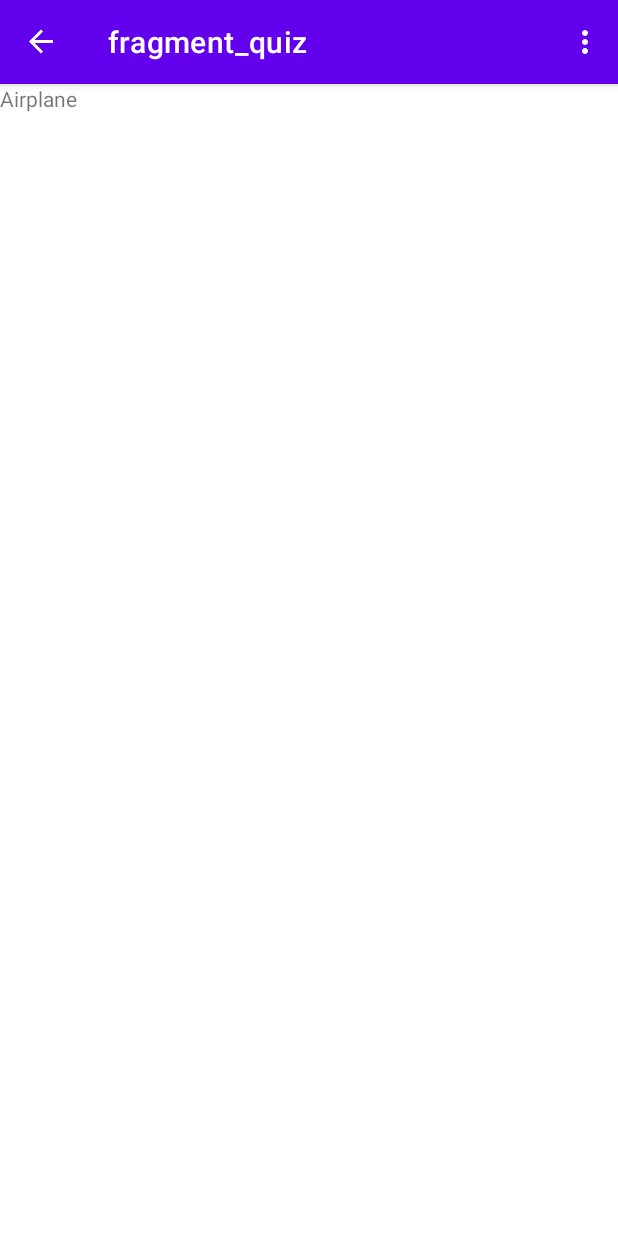
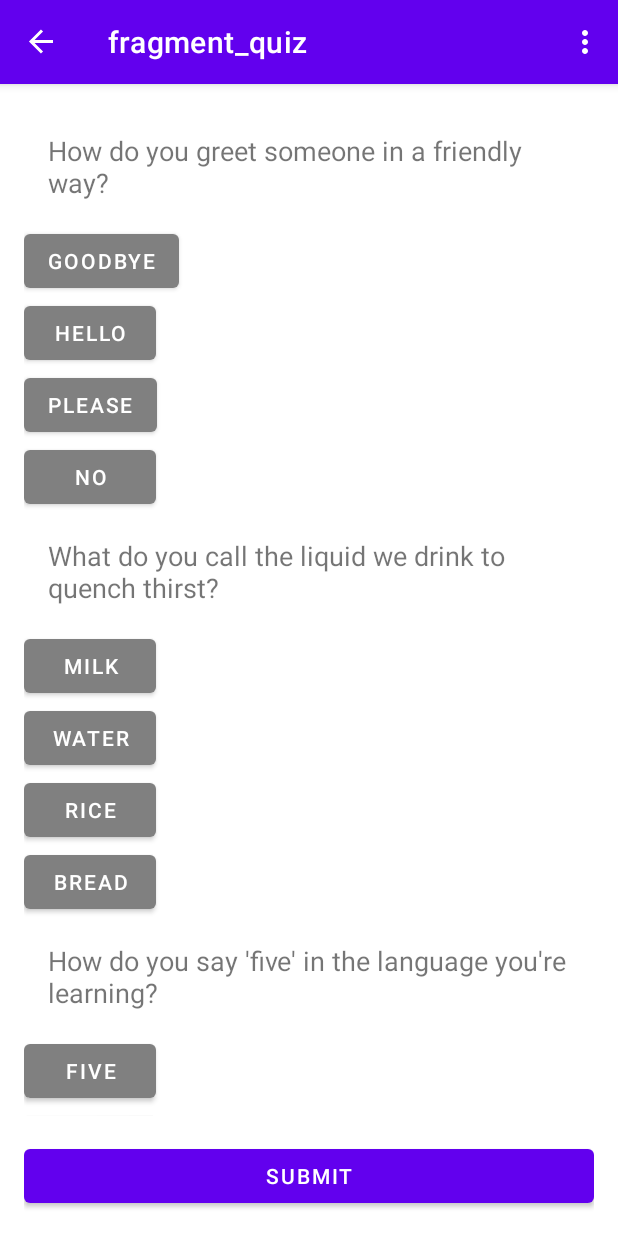
Before and after one commit to charlizeaponte/SEOWeek4, an Android app: the quizFragment screen opened through its navigation route, on a phone screen of 412 x 824 dp. Run offline under Robolectric (Android 15) with nearby library versions, the phone set to English and light mode, and no system bars; our stand-ins replace navigation-ui.

Commit message:
"Added Quiz"

```diff
--- /dev/null
+++ b/app/src/main/java/edu/quinnipiac/seoweek4/QuizAdapter.kt
@@ -0,0 +1,67 @@
+package edu.quinnipiac.seoweek4
+
+import android.view.LayoutInflater
+import android.view.View
+import android.view.ViewGroup
+import android.widget.Button
+import android.widget.TextView
+import androidx.core.content.ContextCompat
+import androidx.recyclerview.widget.RecyclerView
+
+class QuizAdapter(private val quizQuestions: List<QuizQuestion>) :
+    RecyclerView.Adapter<QuizAdapter.QuizViewHolder>() {
+
+    inner class QuizViewHolder(itemView: View) : RecyclerView.ViewHolder(itemView) {
+        val questionText: TextView = itemView.findViewById(R.id.questionTextView)
+        val optionButtonA: Button = itemView.findViewById(R.id.optionButtonA)
+        val optionButtonB: Button = itemView.findViewById(R.id.optionButtonB)
+        val optionButtonC: Button = itemView.findViewById(R.id.optionButtonC)
+        val optionButtonD: Button = itemView.findViewById(R.id.optionButtonD)
+    }
+
+    override fun onCreateViewHolder(parent: ViewGroup, viewType: Int): QuizViewHolder {
+        val itemView = LayoutInflater.from(parent.context)
+            .inflate(R.layout.quiz_item, parent, false)
+        return QuizViewHolder(itemView)
+    }
+
+    override fun onBindViewHolder(holder: QuizViewHolder, position: Int) {
+        val currentQuestion = quizQuestions[position]
+        holder.questionText.text = currentQuestion.question
+        holder.optionButtonA.text = currentQuestion.optionA
+        holder.optionButtonB.text = currentQuestion.optionB
+        holder.optionButtonC.text = currentQuestion.optionC
+        holder.optionButtonD.text = currentQuestion.optionD
+
+        // Set click listeners for option buttons
+        holder.optionButtonA.setOnClickListener {
+            currentQuestion.selectedAnswer = currentQuestion.optionA
+            notifyItemChanged(position)
+        }
+        holder.optionButtonB.setOnClickListener {
+            currentQuestion.selectedAnswer = currentQuestion.optionB
+            notifyItemChanged(position)
+        }
+        holder.optionButtonC.setOnClickListener {
+            currentQuestion.selectedAnswer = currentQuestion.optionC
+            notifyItemChanged(position)
+        }
+        holder.optionButtonD.setOnClickListener {
+            currentQuestion.selectedAnswer = currentQuestion.optionD
+            notifyItemChanged(position)
+        }
+
+        // Highlight selected answer
+          val selectedColor = ContextCompat.getColor(holder.itemView.context, R.color.selected_answer)
+        val defaultColor = ContextCompat.getColor(holder.itemView.context, R.color.default_answer)
+
+        holder.optionButtonA.setBackgroundColor(if (currentQuestion.selectedAnswer == currentQuestion.optionA) selectedColor else defaultColor)
+        holder.optionButtonB.setBackgroundColor(if (currentQuestion.selectedAnswer == currentQuestion.optionB) selectedColor else defaultColor)
+        holder.optionButtonC.setBackgroundColor(if (currentQuestion.selectedAnswer == currentQuestion.optionC) selectedColor else defaultColor)
+        holder.optionButtonD.setBackgroundColor(if (currentQuestion.selectedAnswer == currentQuestion.optionD) selectedColor else defaultColor)
+    }
+
+    override fun getItemCount(): Int {
+        return quizQuestions.size
+    }
+}
--- /dev/null
+++ b/app/src/main/java/edu/quinnipiac/seoweek4/QuizQuestion.kt
@@ -0,0 +1,11 @@
+package edu.quinnipiac.seoweek4
+
+data class QuizQuestion(
+    val question: String,
+    val optionA: String,
+    val optionB: String,
+    val optionC: String,
+    val optionD: String,
+    val correctAnswer: String,
+    var selectedAnswer: String? = null
+)
--- a/app/src/main/java/edu/quinnipiac/seoweek4/quizFragment.kt
+++ b/app/src/main/java/edu/quinnipiac/seoweek4/quizFragment.kt
@@ -5,55 +5,93 @@ import androidx.fragment.app.Fragment
 import android.view.LayoutInflater
 import android.view.View
 import android.view.ViewGroup
+import android.widget.Button
+import android.widget.Toast
+import androidx.recyclerview.widget.LinearLayoutManager
+import androidx.recyclerview.widget.RecyclerView
 
-// TODO: Rename parameter arguments, choose names that match
-// the fragment initialization parameters, e.g. ARG_ITEM_NUMBER
-private const val ARG_PARAM1 = "param1"
-private const val ARG_PARAM2 = "param2"
+class quizFragment : Fragment() {
 
-/**
- * A simple [Fragment] subclass.
- * Use the [quizFragment.newInstance] factory method to
- * create an instance of this fragment.
- */
-class quizFragment : Fragment() {
-    // TODO: Rename and change types of parameters
-    private var param1: String? = null
-    private var param2: String? = null
-
-    override fun onCreate(savedInstanceState: Bundle?) {
-        super.onCreate(savedInstanceState)
-        arguments?.let {
-            param1 = it.getString(ARG_PARAM1)
-            param2 = it.getString(ARG_PARAM2)
-        }
-    }
+    private lateinit var recyclerView: RecyclerView
+    private lateinit var submitButton: Button
+    private lateinit var quizAdapter: QuizAdapter
 
     override fun onCreateView(
         inflater: LayoutInflater, container: ViewGroup?,
         savedInstanceState: Bundle?
     ): View? {
-        // Inflate the layout for this fragment
-        return inflater.inflate(R.layout.fragment_quiz, container, false)
+        val rootView = inflater.inflate(R.layout.fragment_quiz, container, false)
+        initViews(rootView)
+        return rootView
     }
 
-    companion object {
-        /**
-         * Use this factory method to create a new instance of
-         * this fragment using the provided parameters.
-         *
-         * @param param1 Parameter 1.
-         * @param param2 Parameter 2.
-         * @return A new instance of fragment quizFragment.
-         */
-        // TODO: Rename and change types and number of parameters
-        @JvmStatic
-        fun newInstance(param1: String, param2: String) =
-            quizFragment().apply {
-                arguments = Bundle().apply {
-                    putString(ARG_PARAM1, param1)
-                    putString(ARG_PARAM2, param2)
-                }
+    private fun initViews(rootView: View) {
+        recyclerView = rootView.findViewById(R.id.recyclerView)
+        submitButton = rootView.findViewById(R.id.submitButton)
+
+
+        val quizQuestions = listOf(
+            QuizQuestion(
+                "How do you greet someone in a friendly way?",
+                getString(R.string.translated_goodbye),
+                getString(R.string.translated_hello),
+                getString(R.string.translated_please),
+                getString(R.string.translated_no),
+                getString(R.string.translated_hello) // Correct answer
+            ),
+            QuizQuestion(
+                "What do you call the liquid we drink to quench thirst?",
+                getString(R.string.translated_milk),
+                getString(R.string.translated_water),
+                getString(R.string.translated_rice),
+                getString(R.string.translated_bread),
+                getString(R.string.translated_water) // Correct answer
+            ),
+            QuizQuestion(
+                "How do you say 'five' in the language you're learning?",
+                getString(R.string.translated_five),
+                getString(R.string.translated_two),
+                getString(R.string.translated_three),
+                getString(R.string.translated_ten),
+                getString(R.string.translated_five) // Correct answer
+            ),
+            QuizQuestion(
+                "What do you call a vehicle with two wheels that people pedal?",
+                getString(R.string.translated_car),
+                getString(R.string.translated_bus),
+                getString(R.string.translated_bicycle),
+                getString(R.string.translated_airplane),
+                getString(R.string.translated_bicycle) // Correct answer
+            ),
+            QuizQuestion(
+                "How do you express gratitude?",
+                getString(R.string.translated_please),
+                getString(R.string.translated_thank_you),
+                getString(R.string.translated_sorry),
+                getString(R.string.translated_yes),
+                getString(R.string.translated_thank_you) // Correct answer
+            )
+        )
+
+        // Initialize RecyclerView and set adapter
+        quizAdapter = QuizAdapter(quizQuestions)
+        recyclerView.adapter = quizAdapter
+        recyclerView.layoutManager = LinearLayoutManager(context)
+
+        // Set click listener for submit button
+        submitButton.setOnClickListener {
+            calculateScore(quizQuestions)
+        }
+    }
+
+    private fun calculateScore(quizQuestions: List<QuizQuestion>) {
+        var score = 0
+        for (question in quizQuestions) {
+            if (question.selectedAnswer == question.correctAnswer) {
+                score++
             }
+        }
+        // Display the score
+        Toast.makeText(context, "Your score is $score out of ${quizQuestions.size}", Toast.LENGTH_LONG).show()
     }
 }
--- a/app/src/main/res/layout/fragment_quiz.xml
+++ b/app/src/main/res/layout/fragment_quiz.xml
@@ -1,15 +1,20 @@
 <?xml version="1.0" encoding="utf-8"?>
-<FrameLayout xmlns:android="http://schemas.android.com/apk/res/android"
-    xmlns:tools="http://schemas.android.com/tools"
+<LinearLayout xmlns:android="http://schemas.android.com/apk/res/android"
     android:layout_width="match_parent"
     android:layout_height="match_parent"
-    android:id="@+id/quizFragment"
-    tools:context=".quizFragment">
+    android:orientation="vertical"
+    android:padding="16dp">
 
-    <!-- TODO: Update blank fragment layout -->
-    <TextView
+    <androidx.recyclerview.widget.RecyclerView
+        android:id="@+id/recyclerView"
         android:layout_width="match_parent"
-        android:layout_height="match_parent"
-        android:text="@string/translated_airplane" />
+        android:layout_height="0dp"
+        android:layout_weight="1"/>
 
-</FrameLayout>
+    <Button
+        android:id="@+id/submitButton"
+        android:layout_width="match_parent"
+        android:layout_height="wrap_content"
+        android:text="@string/submit_button_text"
+        android:layout_marginTop="16dp"/>
+</LinearLayout>
--- /dev/null
+++ b/app/src/main/res/layout/quiz_item.xml
@@ -0,0 +1,34 @@
+<?xml version="1.0" encoding="utf-8"?>
+<LinearLayout xmlns:android="http://schemas.android.com/apk/res/android"
+    android:layout_width="match_parent"
+    android:layout_height="wrap_content"
+    android:orientation="vertical">
+
+    <TextView
+        android:id="@+id/questionTextView"
+        android:layout_width="match_parent"
+        android:layout_height="wrap_content"
+        android:textSize="18sp"
+        android:padding="16dp"/>
+
+    <Button
+        android:id="@+id/optionButtonA"
+        android:layout_width="wrap_content"
+        android:layout_height="wrap_content"/>
+
+    <Button
+        android:id="@+id/optionButtonB"
+        android:layout_width="wrap_content"
+        android:layout_height="wrap_content"/>
+
+    <Button
+        android:id="@+id/optionButtonC"
+        android:layout_width="wrap_content"
+        android:layout_height="wrap_content"/>
+
+    <Button
+        android:id="@+id/optionButtonD"
+        android:layout_width="wrap_content"
+        android:layout_height="wrap_content"/>
+
+</LinearLayout>
--- a/app/src/main/res/navigation/nav_graph.xml
+++ b/app/src/main/res/navigation/nav_graph.xml
@@ -44,12 +44,19 @@
         <action
             android:id="@+id/action_learnFragment_to_detailFragment"
             app:destination="@id/detailFragment" />
+        <action
+            android:id="@+id/action_learnFragment_to_dashboardFragment"
+            app:destination="@id/dashboardFragment" />
     </fragment>
     <fragment
         android:id="@+id/quizFragment"
         android:name="edu.quinnipiac.seoweek4.quizFragment"
         android:label="fragment_quiz"
-        tools:layout="@layout/fragment_quiz" />
+        tools:layout="@layout/fragment_quiz" >
+        <action
+            android:id="@+id/action_quizFragment_to_dashboardFragment"
+            app:destination="@id/dashboardFragment" />
+    </fragment>
     <fragment
         android:id="@+id/loginFragment"
         android:name="edu.quinnipiac.seoweek4.loginFragment"
@@ -61,5 +68,9 @@
     <fragment
         android:id="@+id/detailFragment"
         android:name="edu.quinnipiac.seoweek4.detailFragment"
-        android:label="detailFragment" />
+        android:label="detailFragment" >
+        <action
+            android:id="@+id/action_detailFragment_to_learnFragment"
+            app:destination="@id/learnFragment" />
+    </fragment>
 </navigation>
--- a/app/src/main/res/values/colors.xml
+++ b/app/src/main/res/values/colors.xml
@@ -5,4 +5,6 @@
     <color name="purple_200">#FFBB86FC</color>
     <color name="purple_500">#FF6200EE</color>
     <color name="purple_700">#FF3700B3</color>
+    <color name="selected_answer">#007AFF</color>
+    <color name="default_answer">#808080</color>
 </resources>
--- a/app/src/main/res/values/strings.xml
+++ b/app/src/main/res/values/strings.xml
@@ -93,4 +93,6 @@
     <string name="translated_helicopter">Helicopter</string>
     <string name="translated_subway">Subway</string>
 
+    <string name="submit_button_text">Submit</string>
+
 </resources>
```
